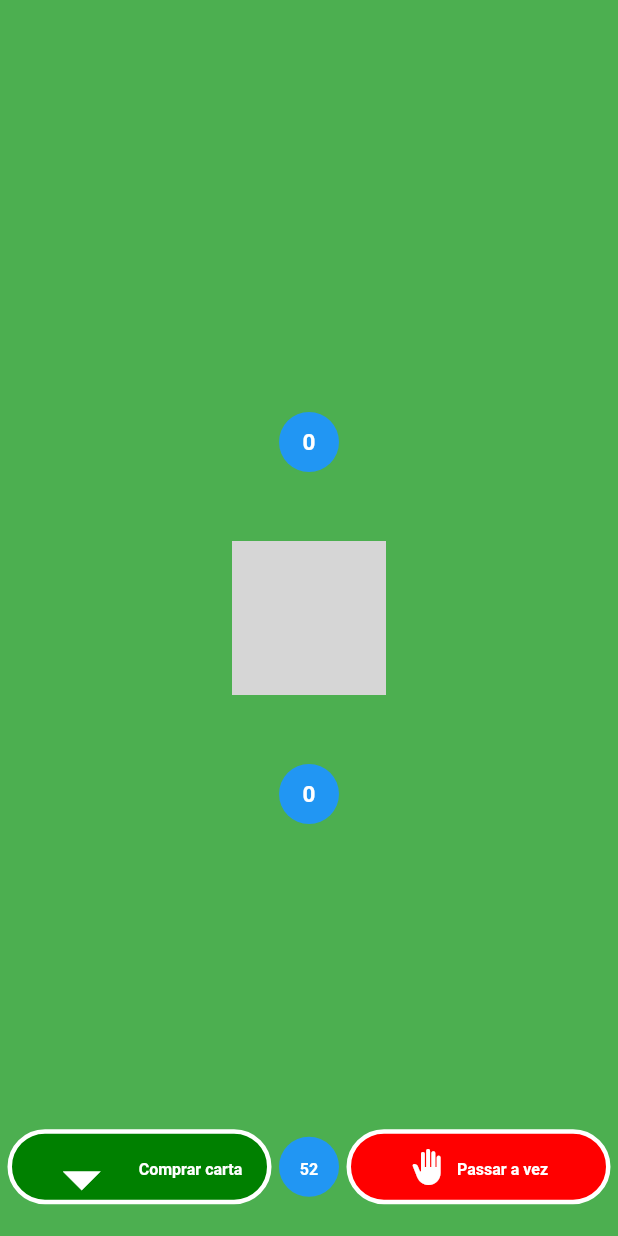
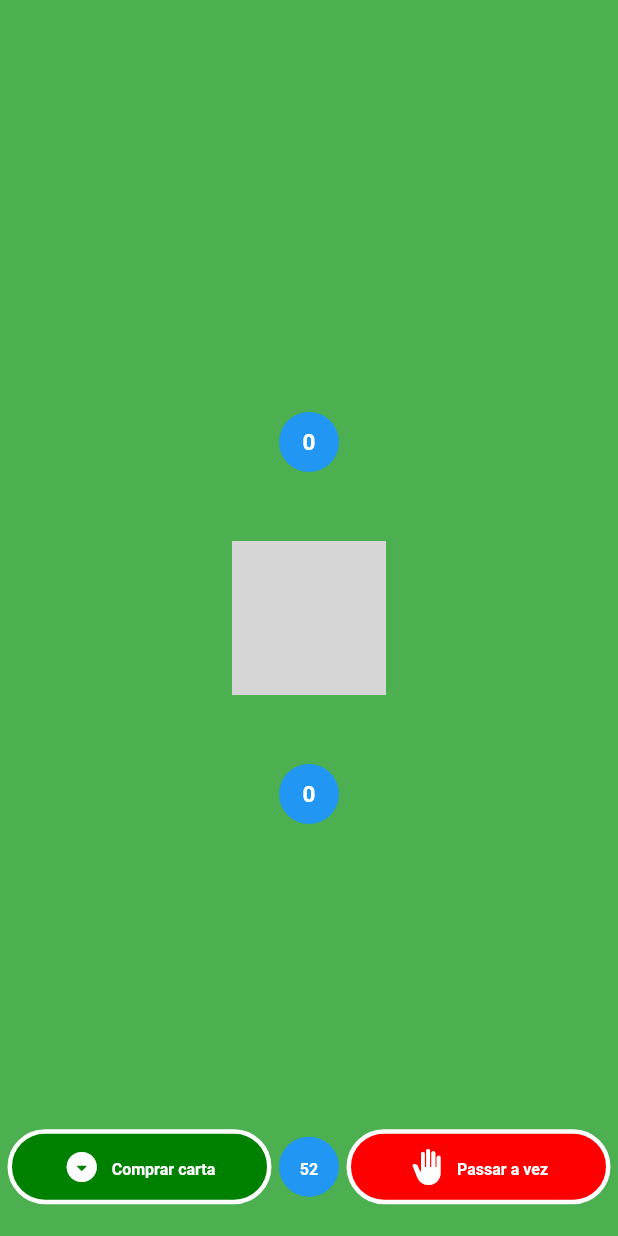
Before and after one commit to brdacon1/blackjack_alt.bank, a Flutter app: the GameScreen screen opened by its route, on a phone screen of 412 x 824 dp. Run offline on Flutter 3.47's test engine with Material 2 defaults, Android fonts, the phone set to English and light mode, and no system bars; our stand-ins replace dio; network calls fail; Roboto replaces fonts that are missing (Montserrat); grey boxes are pictures that could not be loaded.

Commit message:
Correções visuais

```diff
--- a/lib/components/atoms/button_game_screen.dart
+++ b/lib/components/atoms/button_game_screen.dart
@@ -42,6 +42,7 @@ class GameScreenButton extends StatelessWidget {
             game.selectCardPlayer.add(await deck.getBuyCards(game.deckGame?.deckId));
             game.calculatePointCards(false);
             game.countCardDeck -= 1;
+            updateParentState();
           },
           child: Row(
             mainAxisSize: MainAxisSize.min,
@@ -137,9 +138,8 @@ class GameScreenButton extends StatelessWidget {
                 mainAxisAlignment: MainAxisAlignment.center,
                 children: const [
                   Icon(
-                    Icons.arrow_drop_down_sharp,
+                    Icons.arrow_drop_down_circle_rounded,
                     color: kColorWhite,
-                    size: 60,
                   ),
                   SizedBox(width: 8),
                   CustomTextSize(
```
